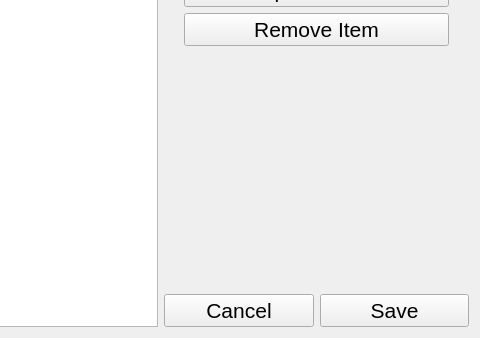
Old version of the form src/windows/ui/EditItemsDialog.ui in the repository 1icolo/AUPay; both pictures show x 158 to 638 and y 174 to 512 of the 638 by 512 pixel window.
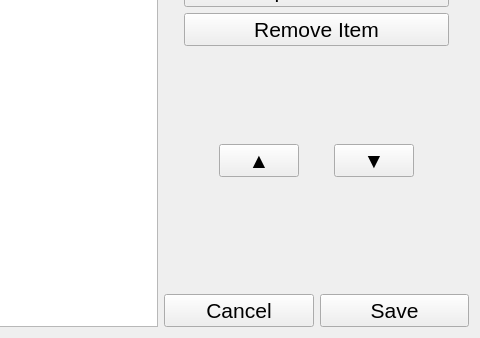
New version of the form.

Commit message: added up and down buttons for rearrangement of items

Patch:
```diff
--- a/src/windows/ui/EditItemsDialog.ui
+++ b/src/windows/ui/EditItemsDialog.ui
@@ -120,6 +120,70 @@
        </property>
       </widget>
      </item>
+     <item>
+      <spacer name="verticalSpacer_2">
+       <property name="orientation">
+        <enum>Qt::Vertical</enum>
+       </property>
+       <property name="sizeHint" stdset="0">
+        <size>
+         <width>20</width>
+         <height>40</height>
+        </size>
+       </property>
+      </spacer>
+     </item>
+     <item>
+      <layout class="QHBoxLayout" name="horizontalLayout_2">
+       <property name="spacing">
+        <number>0</number>
+       </property>
+       <property name="sizeConstraint">
+        <enum>QLayout::SetMaximumSize</enum>
+       </property>
+       <property name="topMargin">
+        <number>0</number>
+       </property>
+       <item>
+        <widget class="QPushButton" name="moveUpButton">
+         <property name="sizePolicy">
+          <sizepolicy hsizetype="Fixed" vsizetype="Fixed">
+           <horstretch>0</horstretch>
+           <verstretch>0</verstretch>
+          </sizepolicy>
+         </property>
+         <property name="font">
+          <font>
+           <family>Segoe UI</family>
+           <pointsize>16</pointsize>
+          </font>
+         </property>
+         <property name="text">
+          <string>▲</string>
+         </property>
+        </widget>
+       </item>
+       <item>
+        <widget class="QPushButton" name="moveDownButton">
+         <property name="sizePolicy">
+          <sizepolicy hsizetype="Fixed" vsizetype="Fixed">
+           <horstretch>0</horstretch>
+           <verstretch>0</verstretch>
+          </sizepolicy>
+         </property>
+         <property name="font">
+          <font>
+           <family>Segoe UI</family>
+           <pointsize>16</pointsize>
+          </font>
+         </property>
+         <property name="text">
+          <string>▼</string>
+         </property>
+        </widget>
+       </item>
+      </layout>
+     </item>
      <item>
       <spacer name="verticalSpacer">
        <property name="orientation">
```
The commit also changes 1 other file.
